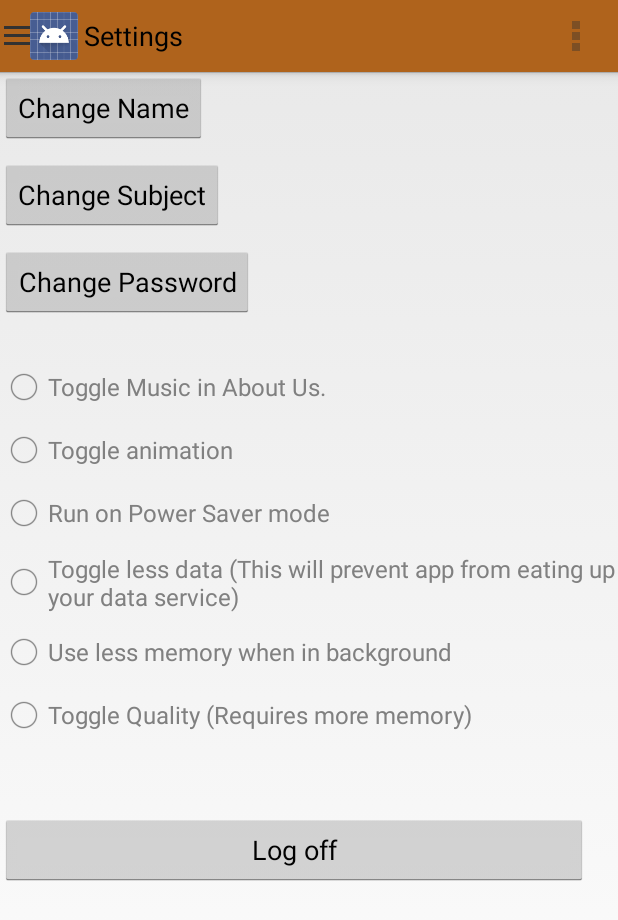
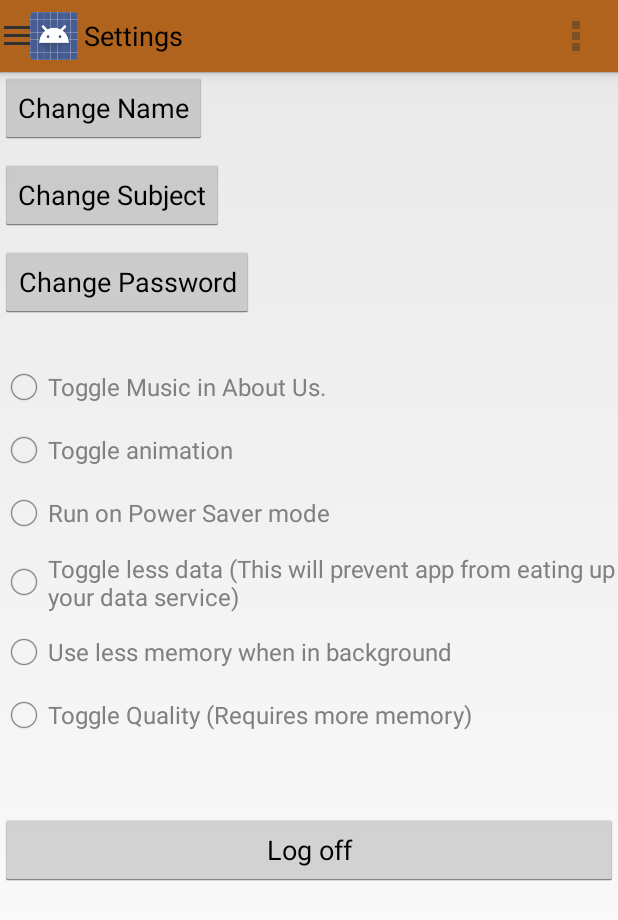
Before and after one commit to CS480-Spring2016-Android/TutorApp, an Android app: the SettingsActivity screen opened directly, with no data from a screen before it, on a phone screen of 412 x 824 dp. Shown: the top 920 px of the screen. Run offline under Robolectric (Android 15) with nearby library versions, the phone set to English and light mode, and no system bars.

Commit message:
Fixed log off button

```diff
--- a/app/src/main/res/layout/activity_settings.xml
+++ b/app/src/main/res/layout/activity_settings.xml
@@ -87,8 +87,6 @@
             android:layout_height="wrap_content"
             android:layout_alignParentRight="true"
             android:layout_alignParentEnd="true"
-            android:layout_marginEnd="20dp"
-            android:layout_marginRight="20dp"
             android:layout_below="@id/radio_settings"
             android:layout_marginTop="50dp"
             android:text="Log off"
```
